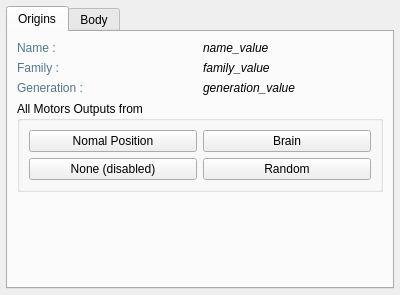
Before: the Qt Designer form src/genelab/core/ui/widgets/entities/entitypropertiescontroller.ui in GeneCraft/GeneCraft-Project, drawn with Qt 5.
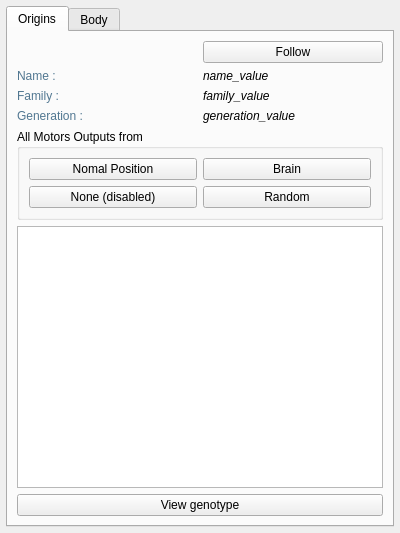
After: the same form once the commit is applied. Icons and pictures are not drawn.

Diff of the .ui file:
```diff
--- a/src/genelab/core/ui/widgets/entities/entitypropertiescontroller.ui
+++ b/src/genelab/core/ui/widgets/entities/entitypropertiescontroller.ui
@@ -7,7 +7,7 @@
     <x>0</x>
     <y>0</y>
     <width>400</width>
-    <height>295</height>
+    <height>533</height>
    </rect>
   </property>
   <property name="sizePolicy">
@@ -40,7 +40,7 @@
        <string>Origins</string>
       </attribute>
       <layout class="QGridLayout" name="gridLayout">
-       <item row="0" column="0">
+       <item row="1" column="0">
         <widget class="QLabel" name="label_2">
          <property name="font">
           <font>
@@ -56,7 +56,7 @@
          </property>
         </widget>
        </item>
-       <item row="0" column="1">
+       <item row="1" column="1">
         <widget class="QLabel" name="lName">
          <property name="font">
           <font>
@@ -70,7 +70,7 @@
          </property>
         </widget>
        </item>
-       <item row="1" column="0">
+       <item row="2" column="0">
         <widget class="QLabel" name="label_3">
          <property name="font">
           <font>
@@ -86,7 +86,7 @@
          </property>
         </widget>
        </item>
-       <item row="1" column="1">
+       <item row="2" column="1">
         <widget class="QLabel" name="lFamily">
          <property name="font">
           <font>
@@ -100,7 +100,7 @@
          </property>
         </widget>
        </item>
-       <item row="2" column="0">
+       <item row="3" column="0">
         <widget class="QLabel" name="label_8">
          <property name="font">
           <font>
@@ -116,7 +116,7 @@
          </property>
         </widget>
        </item>
-       <item row="2" column="1">
+       <item row="3" column="1">
         <widget class="QLabel" name="lGeneration">
          <property name="font">
           <font>
@@ -131,19 +131,6 @@
         </widget>
        </item>
        <item row="4" column="0" colspan="2">
-        <spacer name="verticalSpacer_2">
-         <property name="orientation">
-          <enum>Qt::Vertical</enum>
-         </property>
-         <property name="sizeHint" stdset="0">
-          <size>
-           <width>20</width>
-           <height>40</height>
-          </size>
-         </property>
-        </spacer>
-       </item>
-       <item row="3" column="0" colspan="2">
         <widget class="QGroupBox" name="groupBox_4">
          <property name="sizePolicy">
           <sizepolicy hsizetype="Preferred" vsizetype="Fixed">
@@ -217,6 +204,31 @@
          </layout>
         </widget>
        </item>
+       <item row="6" column="0" colspan="2">
+        <widget class="QPlainTextEdit" name="pteGenotype">
+         <property name="readOnly">
+          <bool>true</bool>
+         </property>
+        </widget>
+       </item>
+       <item row="7" column="0" colspan="2">
+        <widget class="QPushButton" name="pbViewGenotype">
+         <property name="text">
+          <string>View genotype</string>
+         </property>
+        </widget>
+       </item>
+       <item row="0" column="1">
+        <widget class="QPushButton" name="pbFollow">
+         <property name="text">
+          <string>Follow</string>
+         </property>
+         <property name="icon">
+          <iconset resource="../../../ressources/ressources.qrc">
+           <normaloff>:/img/icons/camera</normaloff>:/img/icons/camera</iconset>
+         </property>
+        </widget>
+       </item>
       </layout>
      </widget>
      <widget class="QWidget" name="tab">
```
